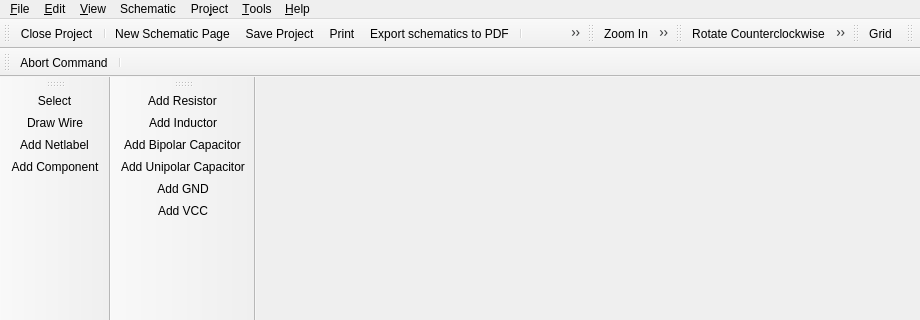
Old version of the form libs/librepcb/projecteditor/schematiceditor/schematiceditor.ui in the repository LibrePCB/LibrePCB; both pictures show x 0 to 920 and y 0 to 320 of the 920 by 636 pixel window.
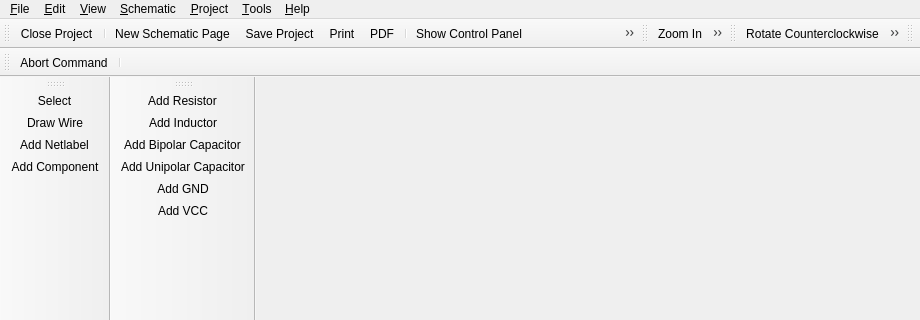
New version of the form. Icons and pictures are not drawn. Custom widgets are drawn as their Qt base class.

Commit message:
Update Mnemonics and shortcuts for editors and control panel
- unify layout and element order for all windows
- create "Export as ..."  menu under file for PDF, LPPZ, SVG export

Diff of the .ui file:
```diff
--- a/libs/librepcb/projecteditor/schematiceditor/schematiceditor.ui
+++ b/libs/librepcb/projecteditor/schematiceditor/schematiceditor.ui
@@ -109,7 +109,7 @@
    </widget>
    <widget class="QMenu" name="menuProject">
     <property name="title">
-     <string>Pro&amp;ject</string>
+     <string>&amp;Project</string>
     </property>
     <addaction name="actionProjectProperties"/>
     <addaction name="actionProjectSettings"/>
@@ -118,7 +118,7 @@
    </widget>
    <widget class="QMenu" name="menuSchematic">
     <property name="title">
-     <string>Schematic</string>
+     <string>&amp;Schematic</string>
     </property>
     <addaction name="actionRenameSheet"/>
    </widget>
@@ -173,6 +173,7 @@
    <addaction name="actionZoom_In"/>
    <addaction name="actionZoom_Out"/>
    <addaction name="actionZoom_All"/>
+   <addaction name="actionGrid"/>
   </widget>
   <widget class="QToolBar" name="editToolbar">
    <property name="windowTitle">
@@ -193,20 +194,9 @@
    <addaction name="actionCut"/>
    <addaction name="actionCopy"/>
    <addaction name="actionPaste"/>
+   <addaction name="separator"/>
    <addaction name="actionRemove"/>
   </widget>
-  <widget class="QToolBar" name="viewToolbar">
-   <property name="windowTitle">
-    <string>View</string>
-   </property>
-   <attribute name="toolBarArea">
-    <enum>TopToolBarArea</enum>
-   </attribute>
-   <attribute name="toolBarBreak">
-    <bool>false</bool>
-   </attribute>
-   <addaction name="actionGrid"/>
-  </widget>
   <widget class="librepcb::project::editor::SearchToolBar" name="searchToolbar">
    <property name="windowTitle">
     <string>Search</string>
@@ -340,7 +330,7 @@
      <normaloff>:/img/actions/pdf.png</normaloff>:/img/actions/pdf.png</iconset>
    </property>
    <property name="text">
-    <string>Export schematics to &amp;PDF</string>
+    <string>&amp;PDF</string>
    </property>
    <property name="shortcut">
     <string notr="true"/>
@@ -403,7 +393,7 @@
      <normaloff>:/img/actions/zoom_in.png</normaloff>:/img/actions/zoom_in.png</iconset>
    </property>
    <property name="text">
-    <string>&amp;Zoom In</string>
+    <string>Zoom &amp;In</string>
    </property>
    <property name="shortcut">
     <string notr="true">Ctrl++</string>
@@ -427,7 +417,7 @@
      <normaloff>:/img/actions/zoom_all.png</normaloff>:/img/actions/zoom_all.png</iconset>
    </property>
    <property name="text">
-    <string>Zoo&amp;m All</string>
+    <string>Zoom &amp;All</string>
    </property>
    <property name="shortcut">
     <string notr="true"/>
@@ -487,7 +477,7 @@
      <normaloff>:/img/actions/flip_horizontal.png</normaloff>:/img/actions/flip_horizontal.png</iconset>
    </property>
    <property name="text">
-    <string>M&amp;irror</string>
+    <string>&amp;Mirror</string>
    </property>
    <property name="shortcut">
     <string notr="true">M</string>
@@ -511,7 +501,7 @@
      <normaloff>:/img/actions/cut.png</normaloff>:/img/actions/cut.png</iconset>
    </property>
    <property name="text">
-    <string>Cut</string>
+    <string>Cu&amp;t</string>
    </property>
    <property name="shortcut">
     <string notr="true">Ctrl+X</string>
```
Left out of the diff: 135 changed lines with no effect on the pictures. The commit also changes 3 other files.
